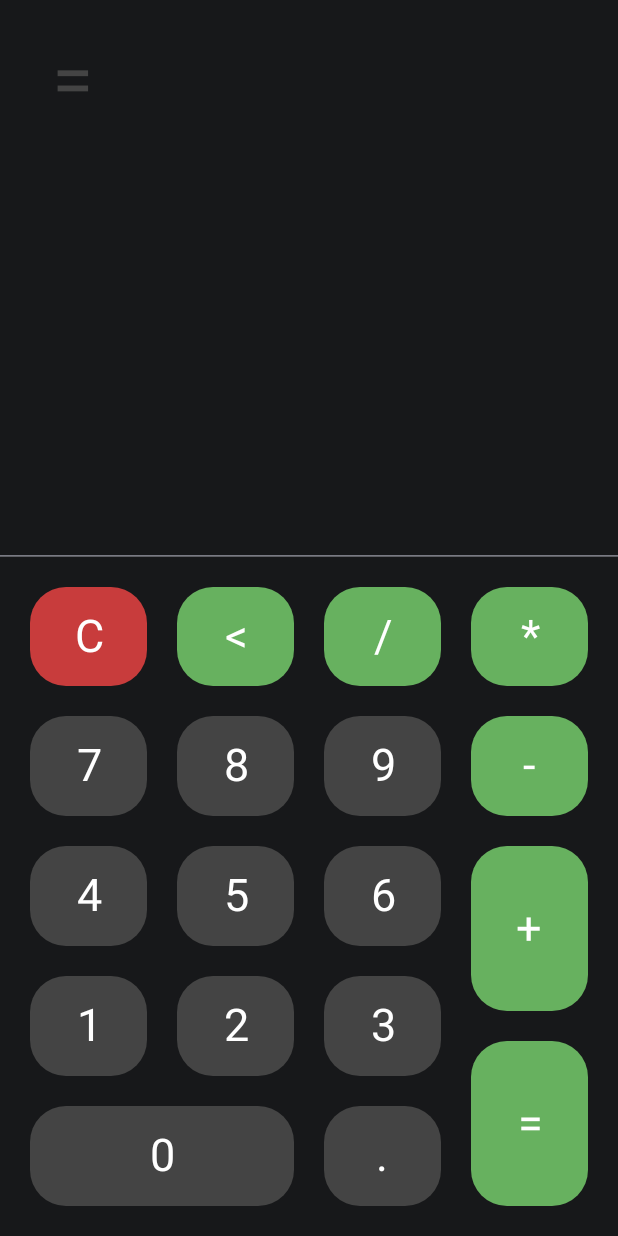
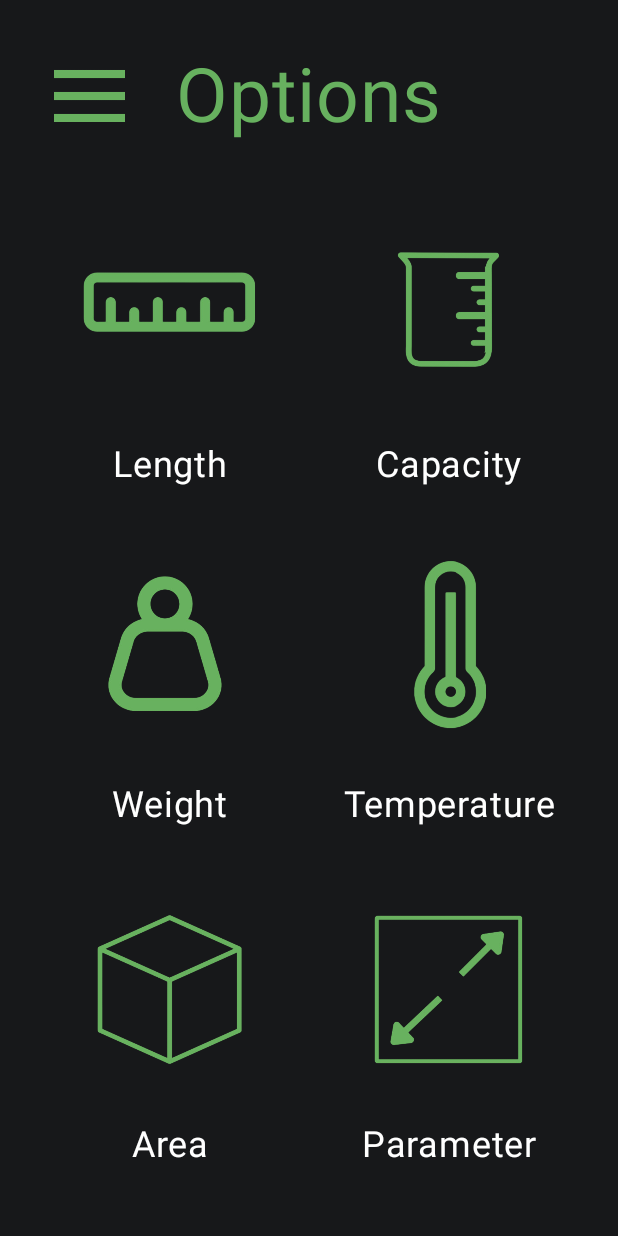
Before and after one commit to Ankumeah/Calculater, an Android app built with Jetpack Compose: the OptionsScreen screen opened through its navigation route, on a phone screen of 412 x 824 dp. Run offline under Robolectric (Android 15) with nearby library versions, the phone set to English and light mode, and no system bars.

Commit message:
completed options screen

```diff
--- a/app/src/main/java/com/example/calculater/MainActivity.kt
+++ b/app/src/main/java/com/example/calculater/MainActivity.kt
@@ -49,7 +49,7 @@ fun AppNavHost(navController: NavHostController) {
     ) {
         composable("Home") { Screen(history =  history, context = LocalContext.current, navController = navController) }
         composable("History") { HistoryScreen(history = history, navController = navController) }
-        composable("Options") {Screen(history =  history, context = LocalContext.current, navController = navController) }
+        composable("Options") { OptionsScreen(navController = navController) }
         composable("About Us") {Screen(history =  history, context = LocalContext.current, navController = navController) }
     }
 }
--- a/app/src/main/java/com/example/calculater/MenuDropdown.kt
+++ b/app/src/main/java/com/example/calculater/MenuDropdown.kt
@@ -1,11 +1,13 @@
 package com.example.calculater
 
 import androidx.compose.animation.core.animateFloatAsState
+import androidx.compose.foundation.Image
 import androidx.compose.foundation.background
 import androidx.compose.foundation.clickable
 import androidx.compose.foundation.layout.fillMaxWidth
 import androidx.compose.material3.DropdownMenu
 import androidx.compose.material3.DropdownMenuItem
+import androidx.compose.material3.Icon
 import androidx.compose.material3.Text
 import androidx.compose.runtime.Composable
 import androidx.compose.runtime.getValue
@@ -15,9 +17,9 @@ import androidx.compose.runtime.setValue
 import androidx.compose.ui.Modifier
 import androidx.compose.ui.graphics.Color
 import androidx.compose.ui.graphics.graphicsLayer
-import androidx.compose.ui.text.style.TextAlign
-import androidx.compose.ui.unit.sp
+import androidx.compose.ui.res.painterResource
 import androidx.navigation.NavHostController
+import com.example.calculater.ui.theme.DullGreen
 
 @Composable
 fun MenuDropdown(modifier: Modifier = Modifier, navController: NavHostController, currentPage: String, color: Color = Color.DarkGray) {
@@ -27,11 +29,9 @@ fun MenuDropdown(modifier: Modifier = Modifier, navController: NavHostController
         targetValue = if (isRotated) 90f else 0f,
         label = "rotation")
 
-    Text(
-        text = "=",
-        color = color,
-        fontSize = 50.sp,
-        textAlign = TextAlign.Center,
+    Image(
+        painter = painterResource(id = R.drawable.menu),
+        contentDescription = "Menu",
         modifier = modifier
             .fillMaxWidth(0.15f)
             .graphicsLayer(rotationZ = rotationAngle)
@@ -40,13 +40,29 @@ fun MenuDropdown(modifier: Modifier = Modifier, navController: NavHostController
                 isExpanded = true
             }
     )
+
     DropdownMenu(expanded = isExpanded, onDismissRequest = { isExpanded = false; isRotated = false }, modifier = Modifier.background(color = Color.DarkGray)) {
         val options = listOf("Home", "History", "Options", "About Us")
         for (option in options) {
+            var image = painterResource(R.drawable.ic_launcher_foreground)
+            when (option) {
+                "Home" -> image = painterResource(R.drawable.caculator)
+                "History" -> image = painterResource(R.drawable.history)
+                "Options" -> image = painterResource(R.drawable.options)
+                "About Us" -> image = painterResource(R.drawable.about_us)
+                else -> Unit
+            }
             if (option == currentPage) {Unit}
             else {
                 DropdownMenuItem(
                     text = { Text(text = option, color = Color.White) },
+                    leadingIcon = {
+                        Icon(
+                            painter = image,
+                            contentDescription = option,
+                            tint = DullGreen
+                        )
+                    },
                     onClick = {
                         isRotated = false
                         isExpanded = false
--- /dev/null
+++ b/app/src/main/java/com/example/calculater/OptionsScreen.kt
@@ -0,0 +1,93 @@
+package com.example.calculater
+
+import androidx.annotation.DrawableRes
+import androidx.compose.foundation.Image
+import androidx.compose.foundation.background
+import androidx.compose.foundation.clickable
+import androidx.compose.foundation.layout.Box
+import androidx.compose.foundation.layout.Column
+import androidx.compose.foundation.layout.Row
+import androidx.compose.foundation.layout.fillMaxSize
+import androidx.compose.foundation.layout.fillMaxWidth
+import androidx.compose.foundation.layout.padding
+import androidx.compose.foundation.layout.windowInsetsEndWidth
+import androidx.compose.foundation.shape.RoundedCornerShape
+import androidx.compose.material3.Text
+import androidx.compose.runtime.Composable
+import androidx.compose.ui.Alignment
+import androidx.compose.ui.tooling.preview.Preview
+import androidx.navigation.NavController
+import androidx.navigation.compose.rememberNavController
+import com.example.calculater.ui.theme.CalculaterTheme
+import androidx.compose.ui.Modifier
+import androidx.compose.ui.draw.shadow
+import androidx.compose.ui.graphics.Color
+import androidx.compose.ui.graphics.painter.Painter
+import androidx.compose.ui.platform.LocalContext
+import androidx.compose.ui.res.painterResource
+import androidx.compose.ui.text.style.TextAlign
+import androidx.compose.ui.unit.dp
+import androidx.compose.ui.unit.sp
+import androidx.navigation.NavHostController
+import com.example.calculater.ui.theme.DarkDarkGray
+import com.example.calculater.ui.theme.DullGreen
+
+@Composable
+fun OptionCard(modifier: Modifier = Modifier, text: String, image: Int = R.drawable.ic_launcher_foreground, navController: NavHostController) {
+    Column(modifier = modifier
+        .clickable {
+            navController.goTo("Home")
+        }) {
+        Box(modifier = Modifier.weight(0.7f).fillMaxSize()) {
+            Image(
+                painter = painterResource(id = image),
+                contentDescription = text,
+                modifier = Modifier.fillMaxSize()
+            )
+        }
+        Box(modifier = Modifier.weight(0.3f).fillMaxSize(), contentAlignment = Alignment.Center) {
+            Text(text = text, textAlign = TextAlign.Center, color = Color.White, fontSize = 24.sp)
+        }
+    }
+}
+
+@Composable
+fun OptionsScreen(navController: NavHostController, modifier: Modifier = Modifier.fillMaxSize()) {
+    Column(modifier = modifier.background(color = DarkDarkGray).padding(top = 24.dp)) {
+        Row(modifier = Modifier.weight(0.1f).fillMaxSize().fillMaxSize()) {
+            Box(modifier = Modifier.weight(0.25f).fillMaxSize().padding(start = 20.dp), contentAlignment = Alignment.CenterStart) {
+                MenuDropdown(navController = navController, currentPage = "Options", color = DullGreen, modifier = Modifier.fillMaxWidth())
+            }
+            Box(modifier = Modifier.weight(0.5f).fillMaxSize().padding(horizontal = 10.dp), contentAlignment = Alignment.Center) {
+                Text(text = "Options", color = DullGreen, fontSize = 50.sp)
+            }
+            Box(modifier = Modifier.weight(0.25f).fillMaxSize().padding(end = 20.dp), contentAlignment = Alignment.CenterEnd) {}
+        }
+        Column(modifier = Modifier.weight(0.9f).fillMaxSize().padding(20.dp)) {
+            val options = listOf(
+                listOf("Length", "Capacity"),
+                listOf("Weight", "Temperature"),
+                listOf("Area", "Parameter")
+            )
+            for (i in options) {
+                Row(modifier = Modifier.weight(1f/options.size).fillMaxSize()) {
+                    for (option in i) {
+                        Box(modifier = Modifier.weight(1f/i.size).fillMaxSize().padding(10.dp)) {
+                            val path = LocalContext.current.resources.getIdentifier(option.lowercase(), "drawable", LocalContext.current.packageName)
+                            OptionCard(text = option, image = path, navController = navController)
+                        }
+                    }
+                }
+            }
+        }
+    }
+}
+
+@Preview(showBackground = true)
+@Composable
+fun PreviewScreen() {
+    CalculaterTheme {
+        val navController = rememberNavController()
+        OptionsScreen(navController = rememberNavController())
+    }
+}
--- a/app/src/main/java/com/example/calculater/Screen.kt
+++ b/app/src/main/java/com/example/calculater/Screen.kt
@@ -93,9 +93,20 @@ fun Screen(history: MutableState<MutableList<String>>, modifier: Modifier = Modi
 
     Surface(color = DarkDarkGray, modifier = modifier.fillMaxSize()) {
         Column {
-            Row(modifier = Modifier.padding(top = 24.dp, start = 20.dp, end = 20.dp).weight(0.1f).fillMaxSize()) {
-                Row(modifier = Modifier.weight(0.5f).fillMaxSize()) {
-                    MenuDropdown(navController = navController, currentPage = "Home")
+            Row(modifier = Modifier
+                .padding(top = 24.dp, start = 20.dp, end = 20.dp)
+                .weight(0.1f)
+                .fillMaxSize()) {
+                Row(modifier = Modifier
+                    .weight(0.1f)
+                    .fillMaxSize()) {
+                    Box(
+                        modifier = Modifier
+                            .weight(0.25f)
+                            .fillMaxWidth()
+                    ) {
+                        MenuDropdown(navController = navController, currentPage = "Home")
+                    }
                 }
             }
             Column(modifier = Modifier.weight(0.35f)) {
```
Also changed, not shown: app/src/main/AndroidManifest.xml (+3 -4 lines), app/src/main/java/com/example/calculater/HistoryScreen.kt (+25 -14 lines), app/src/main/res/drawable/about_us.png (added), app/src/main/res/drawable/area.png (added), app/src/main/res/drawable/caculator.png (added), app/src/main/res/drawable/capacity.png (added), app/src/main/res/drawable/clear.png (added), app/src/main/res/drawable/history.png (added), app/src/main/res/drawable/icon.png (added), app/src/main/res/drawable/length.png (added), app/src/main/res/drawable/menu.png (added), app/src/main/res/drawable/options.png (added), app/src/main/res/drawable/parameter.png (added), app/src/main/res/drawable/temperature.png (added), 1 more files.
